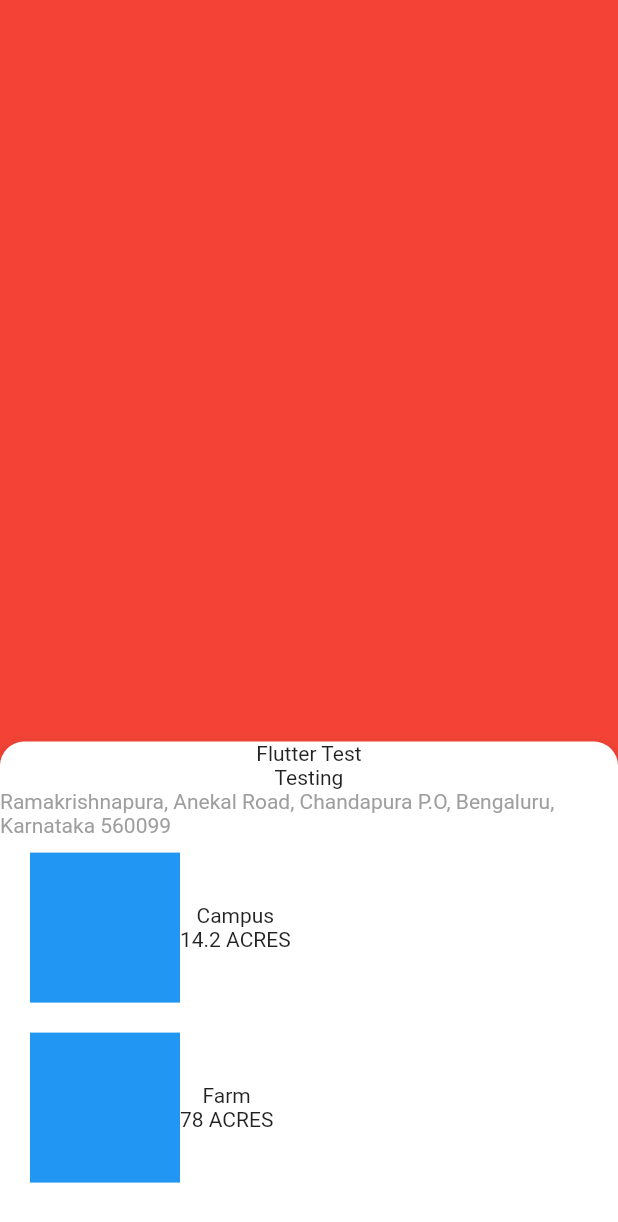
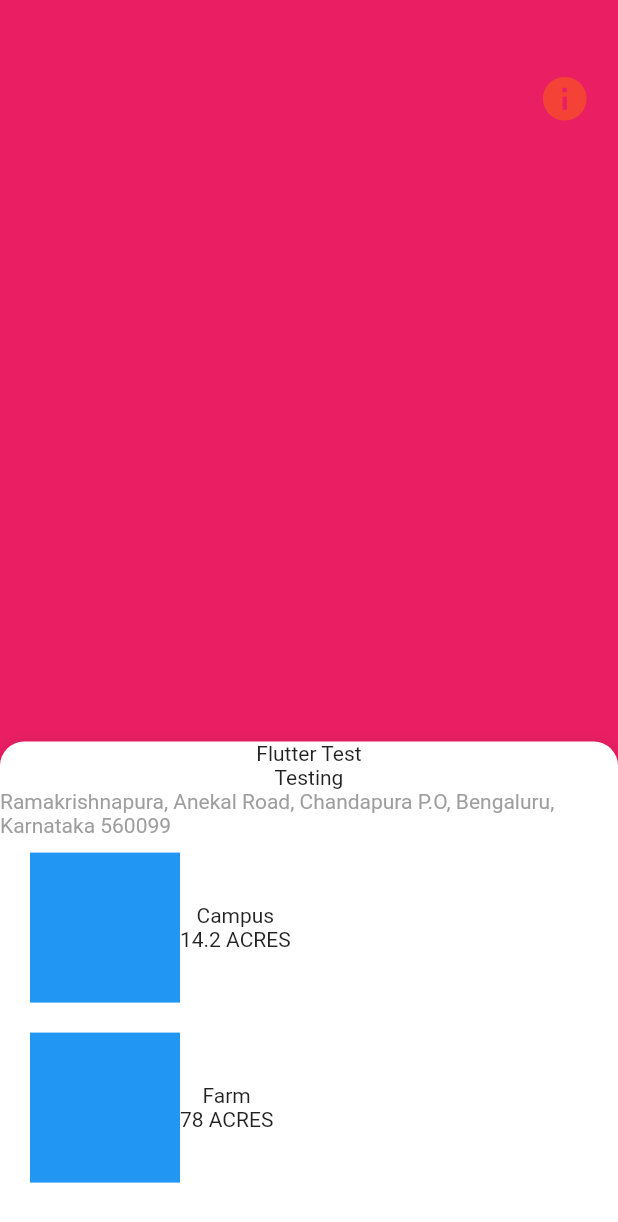
Before and after one commit to gauravxdhingra/Minushia-AppChallenge-Flutter, a Flutter app: the screen it shows after launch, after a tap on "LOGIN", on a phone screen of 412 x 824 dp. Shown: the top 1222 px of the screen. Run offline on Flutter 3.47's test engine with Material 2 defaults, Android fonts, the phone set to English and light mode, and no system bars; drawn by our look-alikes of sliding_sheet.

Commit message:
Information Layout

```diff
--- a/lib/main.dart
+++ b/lib/main.dart
@@ -12,6 +12,7 @@ class MyApp extends StatelessWidget {
   Widget build(BuildContext context) {
     return MaterialApp(
       title: 'Flutter Demo',
+      debugShowCheckedModeBanner: false,
       theme: ThemeData(
         primarySwatch: Colors.blue,
         visualDensity: VisualDensity.adaptivePlatformDensity,
--- a/lib/screens/home_screen.dart
+++ b/lib/screens/home_screen.dart
@@ -1,4 +1,5 @@
 import 'package:flutter/material.dart';
+import 'package:minushia_demo/screens/info_screen.dart';
 import 'package:sliding_sheet/sliding_sheet.dart';
 
 class HomeScreen extends StatefulWidget {
@@ -11,7 +12,7 @@ class HomeScreen extends StatefulWidget {
 class _HomeScreenState extends State<HomeScreen> {
   locationOptionsBuilder(locationName, locationSize) {
     return Padding(
-      padding: const EdgeInsets.symmetric( vertical: 10, horizontal: 20 ),
+      padding: const EdgeInsets.symmetric(vertical: 10, horizontal: 20),
       child: Row(
         children: <Widget>[
           Container(
@@ -47,10 +48,25 @@ class _HomeScreenState extends State<HomeScreen> {
         ),
         // The body widget will be displayed under the SlidingSheet
         // and a parallax effect can be applied to it.
-        body: Center(
-          child: Container(
-            color: Colors.red,
-          ),
+        body: Stack(
+          children: <Widget>[
+            Container(
+              color: Colors.pink,
+            ),
+            Positioned(
+              top: 40,
+              right: 13,
+              child: IconButton(
+                icon: Icon(
+                  Icons.info,
+                  size: 35,
+                ),
+                onPressed: () => Navigator.push(context,
+                    MaterialPageRoute(builder: (context) => InfoScreen())),
+                color: Colors.red,
+              ),
+            ),
+          ],
         ),
         builder: (context, state) {
           // This is the content of the sheet that will get
```
Also changed, not shown: lib/screens/info_screen.dart (added, +73 -0 lines).
